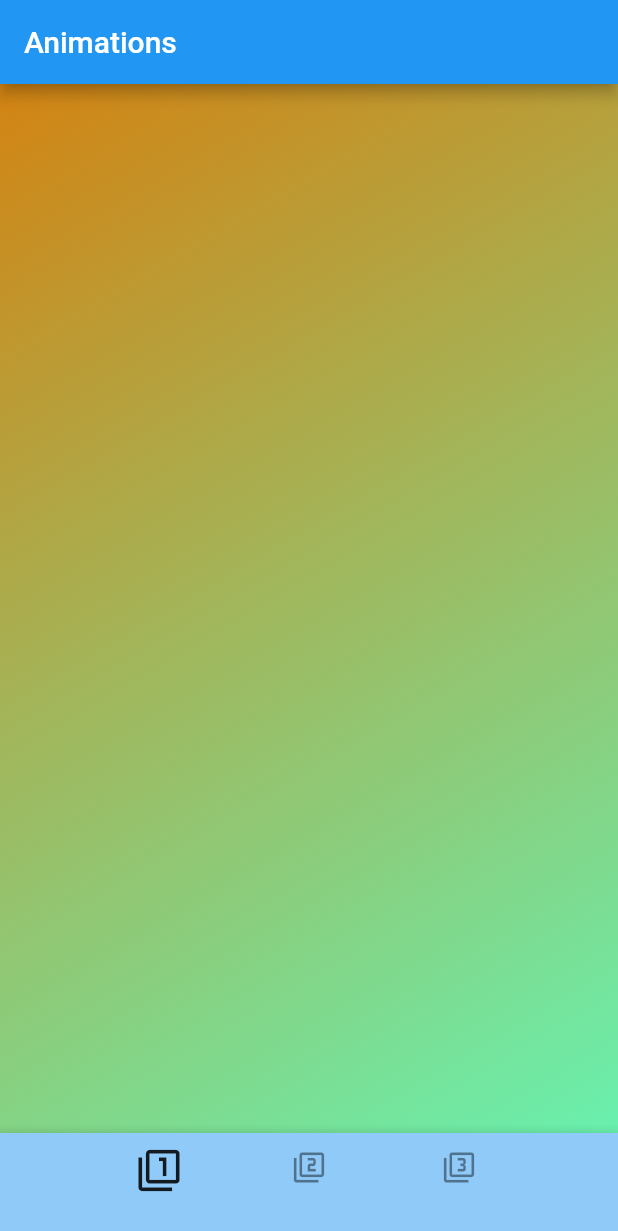
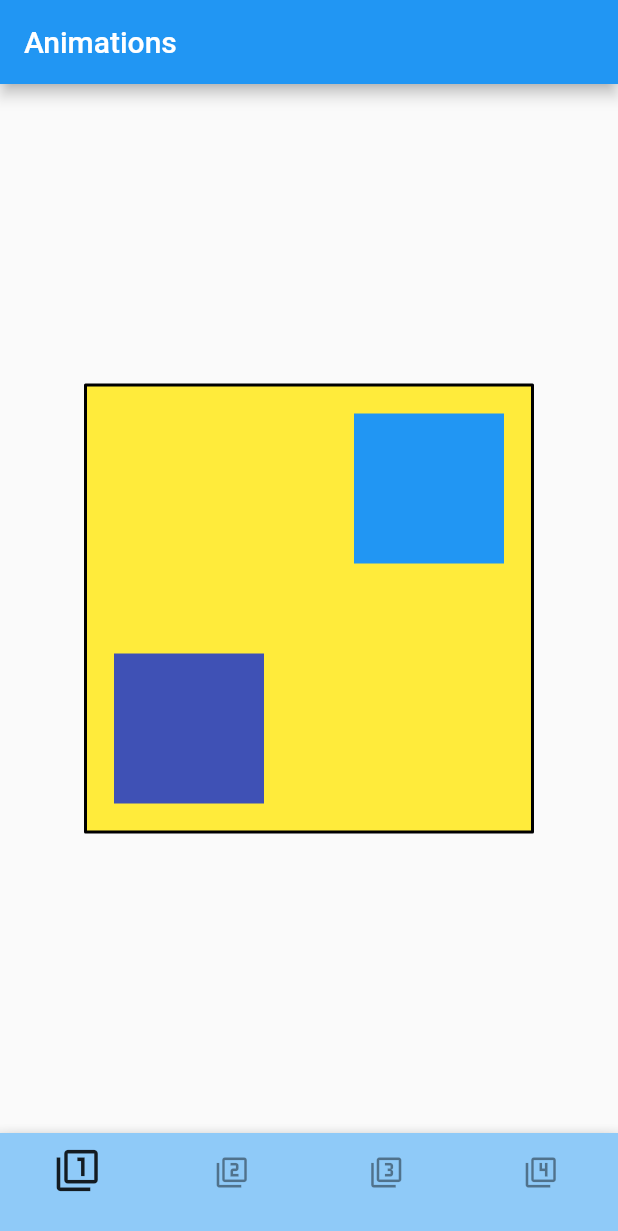
Before and after one commit to ntflix/animationexperiments, a Flutter app: the screen it shows after launch, on a phone screen of 412 x 824 dp. Shown: the top 1231 px of the screen. Run offline on Flutter 3.47's test engine with Material 2 defaults, Android fonts, the phone set to English and light mode, and no system bars; our stand-ins replace simple_animations.

Commit message:
mess of code

```diff
--- a/lib/home.dart
+++ b/lib/home.dart
@@ -94,11 +94,12 @@ class _NavPageState extends State<NavPage> with SingleTickerProviderStateMixin {
             ),
 
            Row(
-            crossAxisAlignment: CrossAxisAlignment.start,
-            mainAxisSize: MainAxisSize.max,
+            crossAxisAlignment: CrossAxisAlignment.center,
+            mainAxisSize: MainAxisSize.min,
             mainAxisAlignment: MainAxisAlignment.center,
             children: widget.pages.map((thisPage) =>
-              InkWell(
+              Container(
+                child : InkWell(
                   splashColor: Colors.transparent,
                   highlightColor: Colors.transparent,
                   onTap: () => setState(() {
@@ -115,10 +116,11 @@ class _NavPageState extends State<NavPage> with SingleTickerProviderStateMixin {
                         padding: EdgeInsets.fromLTRB(1, (_selectedPage == thisPage.number ? 10 : 12), 1, 0),
                         duration: Duration(milliseconds: 150),
                         height: _selectedPage == thisPage.number ? 40 : 34,
-                      width: 100,
+                        width: MediaQuery.of(context).size.width / 4,
                         child : FittedBox(
                           fit: BoxFit.fitHeight,
                           child: Icon(thisPage.icon),
+                        ),
                       ),
                     ),
                   ),
--- a/lib/main.dart
+++ b/lib/main.dart
@@ -2,6 +2,7 @@ import 'package:flutter/material.dart';
 import 'package:animation_experiments/home.dart';
 import 'package:animation_experiments/pages/animation1.dart';
 import 'package:animation_experiments/pages/movingCircles.dart';
+import 'package:animation_experiments/pages/boxes.dart';
 
 void main() => runApp(MyApp());
 
@@ -9,7 +10,8 @@ class MyApp extends StatelessWidget {
   // This widget is the root of your application.
   final List<Page> _pages = [
     Page(
-      route: Animation1(),
+//      route: Animation1(),
+      route: Boxes(),
       name: "1st",
       icon: Icons.filter_1,
       number: 0,
@@ -21,10 +23,16 @@ class MyApp extends StatelessWidget {
       number: 1,
     ),
     Page(
+      route: Boxes(),
+      name: "Boxes",
+      icon: Icons.filter_3,
+      number: 2,
+    ),
+    Page(
       route: Animation1(),
       name: "3rd",
-      icon: Icons.filter_3,
-      number: 2,
+      icon: Icons.filter_4,
+      number: 3,
     )
   ];
 
--- /dev/null
+++ b/lib/pages/boxes.dart
@@ -0,0 +1,106 @@
+import 'package:flutter/material.dart';
+
+class Box {
+  Color color;
+  Duration duration;
+  double left;
+  double top;
+  Size size;
+
+  Box({
+    this.color,
+    this.duration,
+    this.left,
+    this.top,
+    this.size
+  });
+}
+
+class Boxes extends StatefulWidget {
+  Boxes({Key key}) : super(key: key);
+
+  @override
+  _BoxesState createState() {
+    return _BoxesState();
+  }
+}
+
+class _BoxesState extends State<Boxes> {
+  var containerSize = new Size(300, 300);
+  var boxes = List<Box>();
+
+  @override
+  void initState() {
+    Size boxSize = Size(100.0, 100.0);
+
+    boxes.add(new Box(color: Colors.indigo, duration: Duration(seconds: 1), left: 20, top:  (containerSize.height) - (boxSize.height + 20), size: boxSize));
+    boxes.add(new Box(color: Colors.blue, duration: Duration(seconds: 1), left: (containerSize.width) - (boxSize.width + 20), top: 20, size: boxSize));
+
+    super.initState();
+  }
+
+  @override
+  void dispose() {
+    super.dispose();
+  }
+
+  @override
+  Widget build(BuildContext context) {
+    return Center(
+      child: InkWell(
+        onTap: () {
+          for (Box thisBox in boxes) {
+            print("Start: left: " + thisBox.left.toString() + ", top: " + thisBox.top.toString());
+            if (thisBox.left == 20) {
+              thisBox.left = (containerSize.width) - (thisBox.size.width + 20);
+            }
+            if (thisBox.top == 20) {
+              thisBox.top = (containerSize.height) - (thisBox.size.height + 20);
+            }
+            if (thisBox.left == (containerSize.width) - (thisBox.size.width + 20)) {
+              thisBox.left = 20;
+            }
+            if (thisBox.top == (containerSize.height) - (thisBox.size.height + 20)) {
+              thisBox.top = 20;
+            }
+            print("End: left: " + thisBox.left.toString() + ", top: " + thisBox.top.toString());
+          }
+          print("---------------------------------");
+          setState(() {});
+        },
+        child : Stack(
+          children: [
+            SizedBox(
+              width: containerSize.width,
+              height: containerSize.height,
+              child: Container(
+  //              color: Colors.yellow,
+                decoration: BoxDecoration(
+                  color: Colors.yellow,
+                  borderRadius: BorderRadius.circular(1),
+                  border: Border.all(color: Colors.black, width: 2, style: BorderStyle.solid,)
+                ),
+              ),
+            ),
+            AnimatedPositioned(
+              left: boxes[0].left,
+              top: boxes[0].top,
+              width: 100.0,
+              height: 100.0,
+              duration: boxes[0].duration,
+              child: Container(color: boxes[0].color),
+            ),
+            AnimatedPositioned(
+              left: boxes[1].left,
+              top: boxes[1].top,
+              width: 100.0,
+              height: 100.0,
+              duration: boxes[1].duration,
+              child: Container(color: boxes[1].color),
+            ),
+          ],
+        ),
+      ),
+    );
+  }
+}
```
Lines whose indentation alone changed are shown as unchanged.
